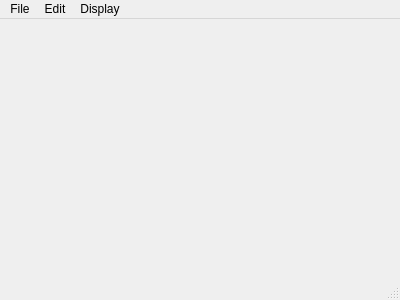
Qt form Source/TreeDrawGUI/mainwindow.ui (Merrik44/Yggdrasil) before a commit.
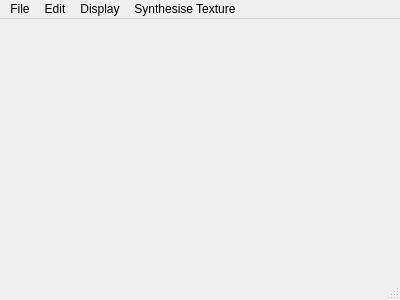
The same form after that commit.

What changed in the file:
```diff
--- a/Source/TreeDrawGUI/mainwindow.ui
+++ b/Source/TreeDrawGUI/mainwindow.ui
@@ -52,9 +52,15 @@
     <addaction name="actionUndo"/>
     <addaction name="actionRedo"/>
    </widget>
+   <widget class="QMenu" name="menuSynthesise_Texture">
+    <property name="title">
+     <string>Synthesise Texture</string>
+    </property>
+   </widget>
    <addaction name="menuFile"/>
    <addaction name="menuEdit"/>
    <addaction name="menuDisplay"/>
+   <addaction name="menuSynthesise_Texture"/>
   </widget>
   <widget class="QStatusBar" name="statusBar"/>
   <action name="actionOpen_XML_file">
```
Left out of the diff: 8 changed lines with no effect on the pictures.
